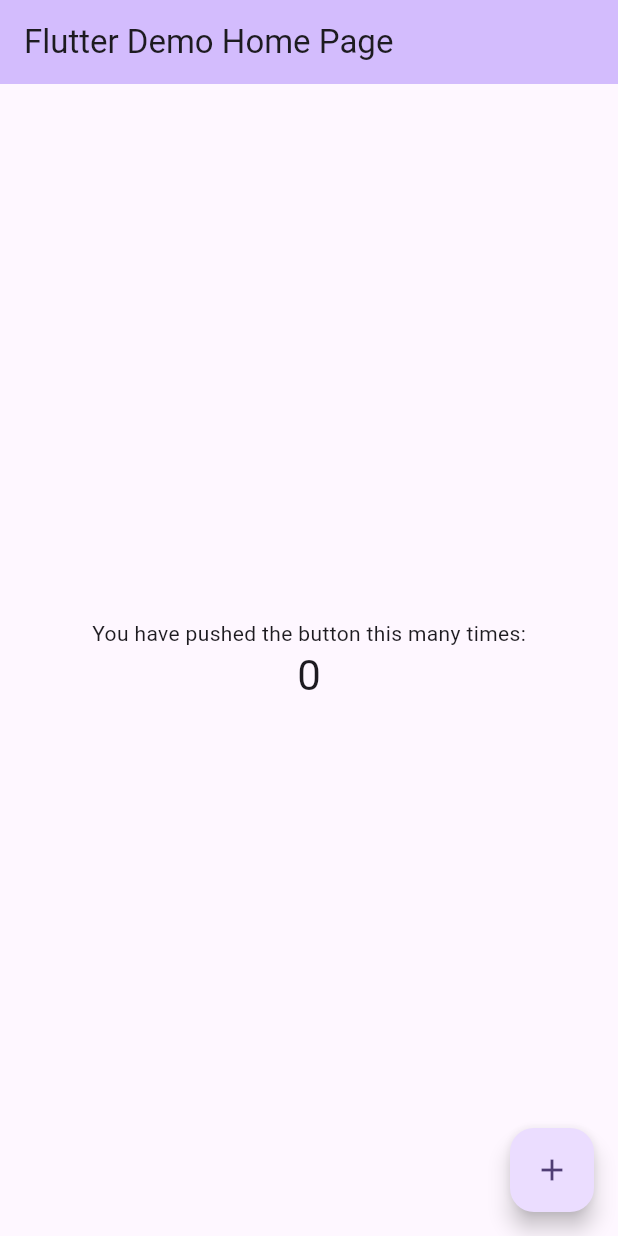
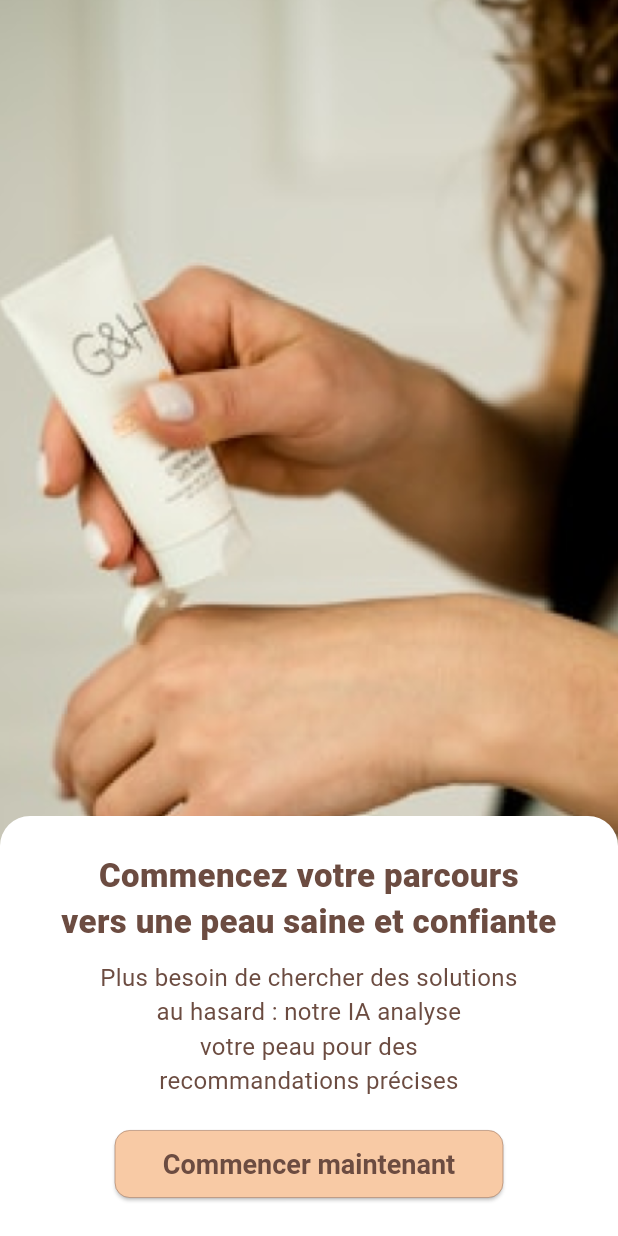
Before and after one commit to ayoub-kh/skincaire_app, a Flutter app: the screen it shows after launch, on a phone screen of 412 x 824 dp. Run offline on Flutter 3.47's test engine with Material 3 defaults, Android fonts, the phone set to English and light mode, and no system bars.

Commit message:
first two pages

```diff
--- /dev/null
+++ b/lib/constants/constants.dart
@@ -0,0 +1,13 @@
+import 'package:flutter/material.dart';
+
+const Color white = Colors.white;
+const Color black = Color.fromRGBO(23, 23, 23, 1);
+const Color red = Colors.red;
+const Color brown = Color(0xFF6C4C41);
+const Color peach = Color(0xFFF8CAA5);
+
+const double appPadding = 24.0;
+
+const fontSizeSmall = 14.0;
+const fontSizeMedium = 16.0;
+const fontSizeLarge = 18.0;
--- a/lib/main.dart
+++ b/lib/main.dart
@@ -1,4 +1,8 @@
+// ignore_for_file: unused_import, prefer_const_constructors
+
 import 'package:flutter/material.dart';
+import 'package:skincaire_app/screens/splash_screen/splash_screen.dart';
+import 'package:skincaire_app/screens/splash_screen/start_screen.dart';
 
 void main() {
   runApp(const MyApp());
@@ -11,115 +15,12 @@
   @override
   Widget build(BuildContext context) {
     return MaterialApp(
-      title: 'Flutter Demo',
+      title: 'SkinacAIre App',
       theme: ThemeData(
-        // This is the theme of your application.
-        //
-        // TRY THIS: Try running your application with "flutter run". You'll see
-        // the application has a purple toolbar. Then, without quitting the app,
-        // try changing the seedColor in the colorScheme below to Colors.green
-        // and then invoke "hot reload" (save your changes or press the "hot
-        // reload" button in a Flutter-supported IDE, or press "r" if you used
-        // the command line to start the app).
-        //
-        // Notice that the counter didn't reset back to zero; the application
-        // state is not lost during the reload. To reset the state, use hot
-        // restart instead.
-        //
-        // This works for code too, not just values: Most code changes can be
-        // tested with just a hot reload.
-        colorScheme: ColorScheme.fromSeed(seedColor: Colors.deepPurple),
+
         useMaterial3: true,
       ),
-      home: const MyHomePage(title: 'Flutter Demo Home Page'),
+      home: StartScreen(),
     );
   }
 }
-
-class MyHomePage extends StatefulWidget {
-  const MyHomePage({super.key, required this.title});
-
-  // This widget is the home page of your application. It is stateful, meaning
-  // that it has a State object (defined below) that contains fields that affect
-  // how it looks.
-
-  // This class is the configuration for the state. It holds the values (in this
-  // case the title) provided by the parent (in this case the App widget) and
-  // used by the build method of the State. Fields in a Widget subclass are
-  // always marked "final".
-
-  final String title;
-
-  @override
-  State<MyHomePage> createState() => _MyHomePageState();
-}
-
-class _MyHomePageState extends State<MyHomePage> {
-  int _counter = 0;
-
-  void _incrementCounter() {
-    setState(() {
-      // This call to setState tells the Flutter framework that something has
-      // changed in this State, which causes it to rerun the build method below
-      // so that the display can reflect the updated values. If we changed
-      // _counter without calling setState(), then the build method would not be
-      // called again, and so nothing would appear to happen.
-      _counter++;
-    });
-  }
-
-  @override
-  Widget build(BuildContext context) {
-    // This method is rerun every time setState is called, for instance as done
-    // by the _incrementCounter method above.
-    //
-    // The Flutter framework has been optimized to make rerunning build methods
-    // fast, so that you can just rebuild anything that needs updating rather
-    // than having to individually change instances of widgets.
-    return Scaffold(
-      appBar: AppBar(
-        // TRY THIS: Try changing the color here to a specific color (to
-        // Colors.amber, perhaps?) and trigger a hot reload to see the AppBar
-        // change color while the other colors stay the same.
-        backgroundColor: Theme.of(context).colorScheme.inversePrimary,
-        // Here we take the value from the MyHomePage object that was created by
-        // the App.build method, and use it to set our appbar title.
-        title: Text(widget.title),
-      ),
-      body: Center(
-        // Center is a layout widget. It takes a single child and positions it
-        // in the middle of the parent.
-        child: Column(
-          // Column is also a layout widget. It takes a list of children and
-          // arranges them vertically. By default, it sizes itself to fit its
-          // children horizontally, and tries to be as tall as its parent.
-          //
-          // Column has various properties to control how it sizes itself and
-          // how it positions its children. Here we use mainAxisAlignment to
-          // center the children vertically; the main axis here is the vertical
-          // axis because Columns are vertical (the cross axis would be
-          // horizontal).
-          //
-          // TRY THIS: Invoke "debug painting" (choose the "Toggle Debug Paint"
-          // action in the IDE, or press "p" in the console), to see the
-          // wireframe for each widget.
-          mainAxisAlignment: MainAxisAlignment.center,
-          children: <Widget>[
-            const Text(
-              'You have pushed the button this many times:',
-            ),
-            Text(
-              '$_counter',
-              style: Theme.of(context).textTheme.headlineMedium,
-            ),
-          ],
-        ),
-      ),
-      floatingActionButton: FloatingActionButton(
-        onPressed: _incrementCounter,
-        tooltip: 'Increment',
-        child: const Icon(Icons.add),
-      ), // This trailing comma makes auto-formatting nicer for build methods.
-    );
-  }
-}
--- /dev/null
+++ b/lib/screens/splash_screen/splash_screen.dart
@@ -0,0 +1,40 @@
+import 'package:flutter/material.dart';
+
+class SplashScreen extends StatelessWidget {
+  const SplashScreen({Key? key}) : super(key: key);
+
+  @override
+  Widget build(BuildContext context) {
+    return Scaffold(
+      body: Stack(
+        fit: StackFit.expand,
+        children: [
+          Container(
+            decoration: const BoxDecoration(
+              image: DecorationImage(
+                image: AssetImage('assets/images/background.png'),
+                fit: BoxFit.cover,
+              ),
+            ),
+          ),
+            Center(
+            child: LayoutBuilder(
+              builder: (context, constraints) {
+              return Container(
+                decoration: const BoxDecoration(
+                image: DecorationImage(
+                  image: AssetImage(
+                  'assets/images/logo.png',
+                  ),
+                  fit: BoxFit.none,
+                ),
+                ),
+              );
+              },
+            ),
+            ),
+        ],
+      ),
+    );
+  }
+}
--- /dev/null
+++ b/lib/screens/splash_screen/start_screen.dart
@@ -0,0 +1,91 @@
+// ignore_for_file: prefer_const_constructors, sort_child_properties_last
+
+import 'package:flutter/material.dart';
+import 'package:skincaire_app/constants/constants.dart';
+
+class StartScreen extends StatelessWidget {
+  const StartScreen({super.key});
+
+  @override
+  Widget build(BuildContext context) {
+    return Scaffold(
+      body: Stack(
+        children: [
+          // Background image
+          Container(
+            decoration: BoxDecoration(
+              image: DecorationImage(
+                image: AssetImage('assets/images/start_now_bg.png'),
+                fit: BoxFit.cover,
+              ),
+            ),
+          ),
+          // Text container
+          Align(
+            alignment: Alignment.bottomCenter,
+            child: Container(
+              padding: EdgeInsets.all(24.0),
+              width: double.infinity,
+              decoration: BoxDecoration(
+                color: white,
+                borderRadius: BorderRadius.only(
+                  topLeft: Radius.circular(20.0),
+                  topRight: Radius.circular(20.0),
+                ),
+              ),
+              child: Column(
+                mainAxisSize: MainAxisSize.min,
+                children: [
+                  Text(
+                    'Commencez votre parcours\n'
+                    'vers une peau saine et confiante',
+                    style: TextStyle(
+                      color: brown,
+                      fontSize: 22.0,
+                      fontWeight: FontWeight.w900,
+                    ),
+                    textAlign: TextAlign.center,
+                  ),
+                  SizedBox(height: 10.0),
+                  Text(
+                    'Plus besoin de chercher des solutions\n'
+                    'au hasard : notre IA analyse\n'
+                    'votre peau pour des\n'
+                    'recommandations précises',
+                    style: TextStyle(
+                      color: brown,
+                      fontSize: 16.0,
+                    ),
+                    textAlign: TextAlign.center,
+                  ),
+                  SizedBox(height: 20.0),
+                  ElevatedButton(
+                    onPressed: () {
+                      // Add your onPressed code here!
+                    },
+                    child: Text('Commencer maintenant'),
+                    style: ElevatedButton.styleFrom(
+                      foregroundColor: brown,
+                      backgroundColor: peach,
+                      padding: EdgeInsets.symmetric(
+                          horizontal: 32.0, vertical: 12.0),
+                      textStyle: TextStyle(
+                        fontSize: 18.0,
+                        fontWeight: FontWeight.bold,
+                      ),
+                      side: BorderSide(color: brown, width: 0.25), // Added brown border
+                      shape: RoundedRectangleBorder(
+                        borderRadius: BorderRadius.circular(
+                            10.0), // Reduced border radius
+                      ),
+                    ),
+                  ),
+                ],
+              ),
+            ),
+          ),
+        ],
+      ),
+    );
+  }
+}
--- a/pubspec.yaml
+++ b/pubspec.yaml
@@ -59,9 +59,8 @@ flutter:
   uses-material-design: true
 
   # To add assets to your application, add an assets section, like this:
-  # assets:
-  #   - images/a_dot_burr.jpeg
-  #   - images/a_dot_ham.jpeg
+  assets:
+    - assets/images/
 
   # An image asset can refer to one or more resolution-specific "variants", see
   # https://flutter.dev/assets-and-images/#resolution-aware
```
Also changed, not shown: assets/images/background.png (added), assets/images/logo.png (added), assets/images/start_now_bg.png (added).
